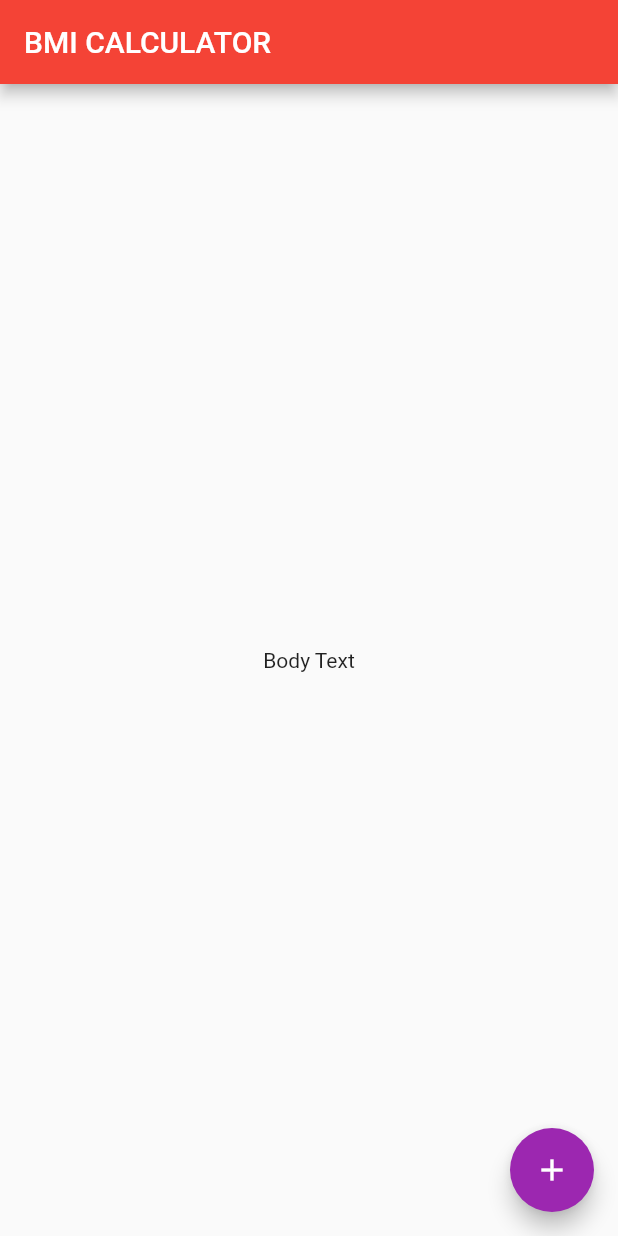
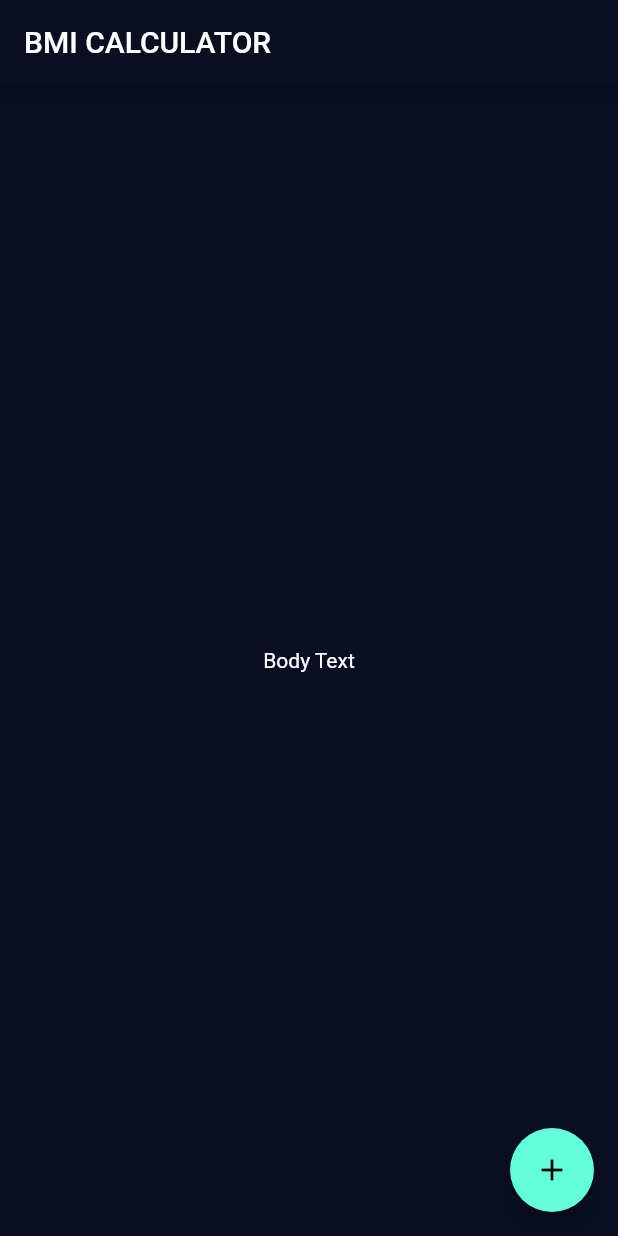
Before and after one commit to OdongoWaga/BMI-Calculator, a Flutter app: the screen it shows after launch, on a phone screen of 412 x 824 dp. Run offline on Flutter 3.47's test engine with Material 2 defaults, Android fonts, the phone set to English and light mode, and no system bars.

Commit message:
Theme Data

```diff
--- a/lib/main.dart
+++ b/lib/main.dart
@@ -6,7 +6,10 @@ class BMICalculator extends StatelessWidget {
   @override
   Widget build(BuildContext context) {
     return MaterialApp(
-      theme: ThemeData(primaryColor: Colors.red, accentColor: Colors.purple),
+      theme: ThemeData.dark().copyWith(
+        primaryColor: Color(0xFF0A0E21),
+        scaffoldBackgroundColor: Color(0xFF0A0E21),
+      ),
       home: InputPage(),
     );
   }
```
